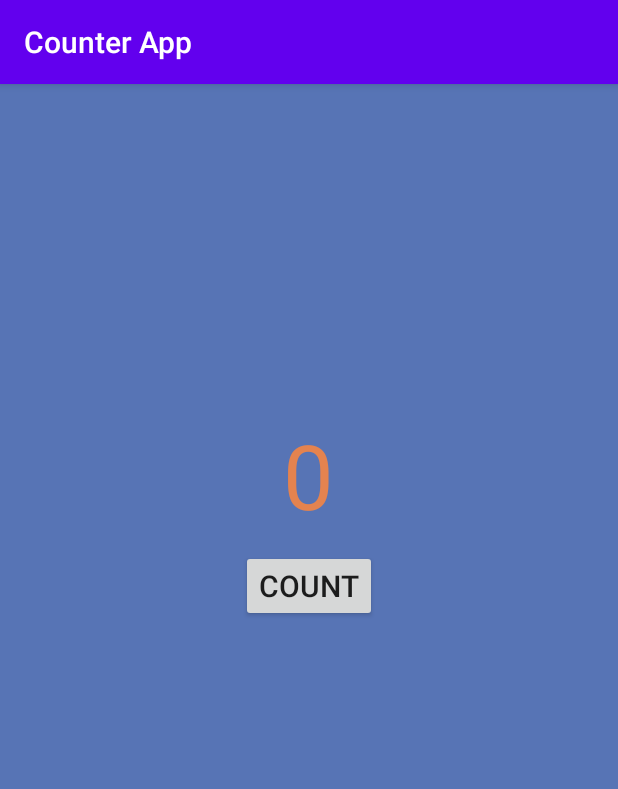
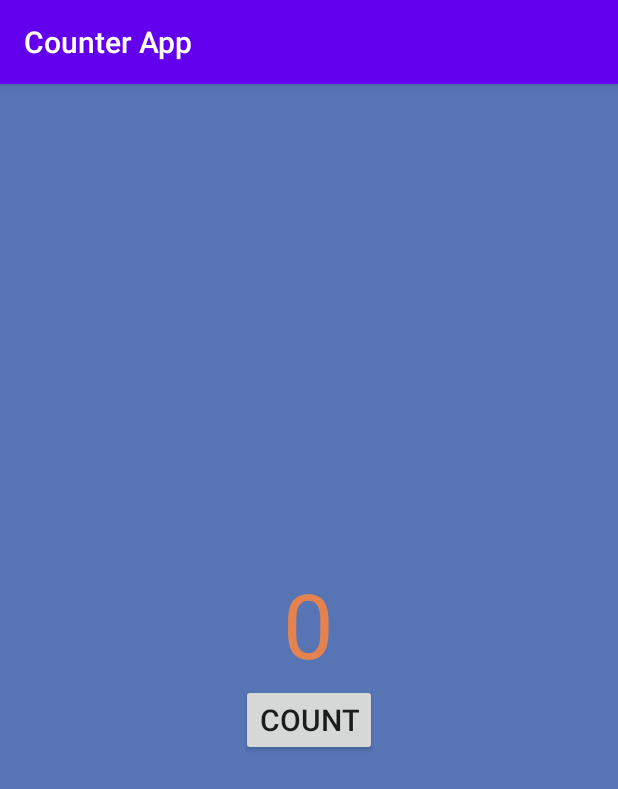
Before and after one commit to tokbaev-a/CounterApp, an Android app: the screen it shows after launch (MainActivity), on a phone screen of 412 x 824 dp. Shown: the top 789 px of the screen. Run offline under Robolectric (Android 15) with nearby library versions, the phone set to English and light mode, and no system bars.

Commit message:
Fixed several bugs

```diff
--- a/app/src/main/res/layout/activity_main.xml
+++ b/app/src/main/res/layout/activity_main.xml
@@ -3,15 +3,13 @@
     android:layout_width="match_parent"
     android:layout_height="match_parent"
     android:orientation="vertical"
+    android:gravity="center"
     android:background="#5774b5">
     <TextView
         android:id="@+id/score"
         android:layout_width="wrap_content"
         android:layout_height="wrap_content"
         android:layout_gravity="center"
-        android:gravity="bottom"
-        android:layout_marginTop="220dp"
-        android:layout_marginBottom="10dp"
         android:text="0"
         android:textColor="#e4834f"
         android:textSize="60dp">
@@ -20,7 +18,6 @@
         android:layout_width="wrap_content"
         android:layout_height="wrap_content"
         android:layout_gravity="center"
-        android:gravity="top"
         android:text="count"
         android:textSize="20dp"
         android:onClick="count">
```
Also changed, not shown: app/src/main/java/knigh4ttk/application/counterapp/MainActivity.java (+16 -1 lines).
